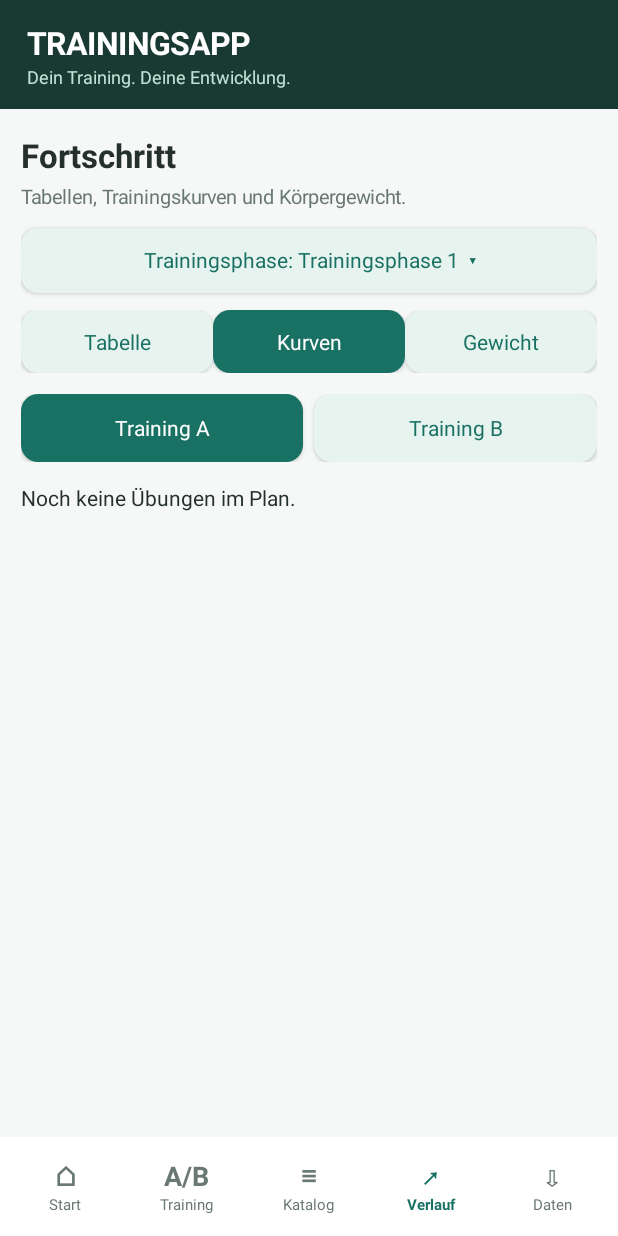
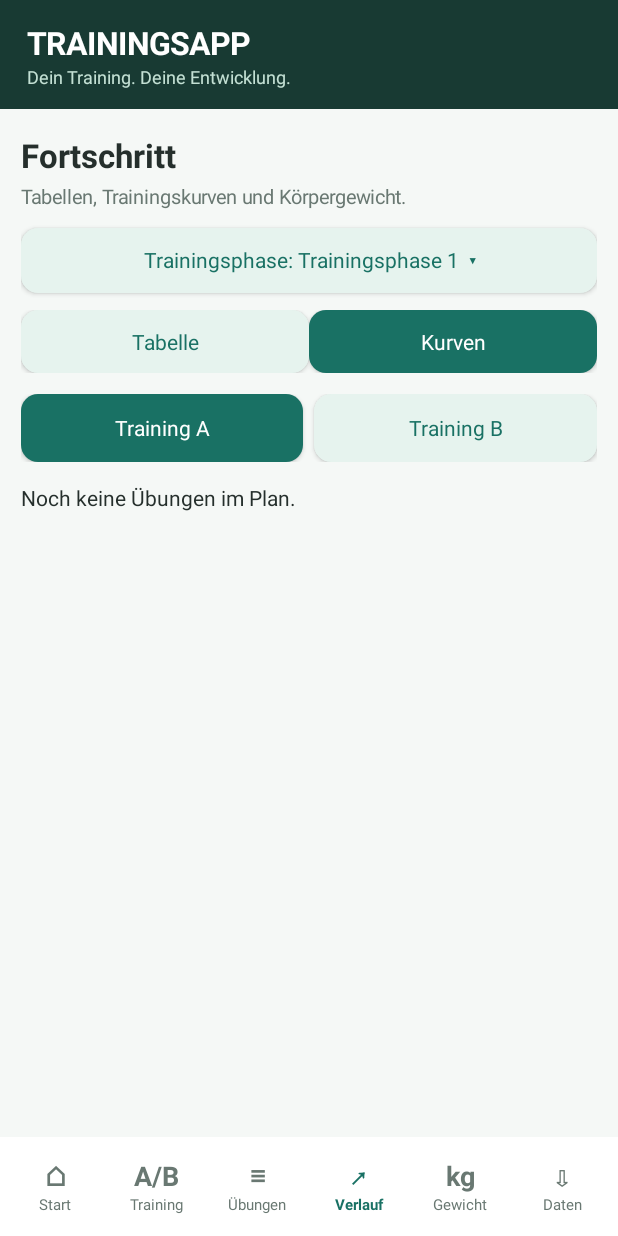
Before and after one commit to sschermer/Krafttraining, an Android app: the screen it shows after launch (MainActivity), after a tap on "Kurven", on a phone screen of 412 x 824 dp. Run offline under Robolectric (Android 15) with nearby library versions, the phone set to English and light mode, and no system bars; 1 statement that could not run was skipped; 3 other taps on this screen came first.

Commit message:
Expose dedicated bodyweight tab and eliminate unwanted Training erstellen button

```diff
--- a/app/src/main/java/de/trainingsapp/MainActivity.kt
+++ b/app/src/main/java/de/trainingsapp/MainActivity.kt
@@ -43,6 +43,8 @@ class MainActivity : Activity() {
     private var activePhaseId:Long=1L
     private var workoutTimestamp:Long=System.currentTimeMillis()
     private var expandedCategory:String?=null
+    private var catalogExpandedCategory:String?=null
+    private var weightRangeDays:Int=90
     private var activeScroll: ScrollView?=null
     private var renderedTab=""
 
@@ -207,15 +209,16 @@ class MainActivity : Activity() {
         when(tab) {
             "Start"->home()
             "Training"->if(draft==null)plans() else workout()
-            "Katalog"->catalog()
+            "Übungen"->catalog()
             "Verlauf"->results()
+            "Gewicht"->weightScreen()
             else->dataPage()
         }
         val nav=row().apply {
             setPadding(dp(3),dp(5),dp(3),dp(5));setBackgroundColor(Color.WHITE)
         }
-        val tabs=listOf("Start","Training","Katalog","Verlauf","Daten")
-        val icons=listOf("⌂","A/B","≡","↗","⇩")
+        val tabs=listOf("Start","Training","Übungen","Verlauf","Gewicht","Daten")
+        val icons=listOf("⌂","A/B","≡","↗","kg","⇩")
         tabs.forEachIndexed {i,name ->
             val b=column().apply {gravity=Gravity.CENTER}
             add(b,text(icons[i],18f,true,if(tab==name)accent else muted).apply{gravity=Gravity.CENTER})
@@ -249,10 +252,13 @@ class MainActivity : Activity() {
         if(active!=null) {
             add(c,text(active.name,16f,true));gap(c,3)
             add(c,text("Aktuelle Phase · seit "+date(active.startedAt),12f,false,muted));gap(c,10)
+            add(c,button("Neue Trainingsphase",false){createPhaseDialog()})
+            gap(c,7)
             add(c,button("Diese Trainingsphase abschließen",false){finishPhaseDialog(active)})
         } else {
             add(c,text("Derzeit keine aktive Trainingsphase.",14f));gap(c,5)
-            add(c,text("Erstelle eine neue Phase. Alte Pläne und Ergebnisse bleiben erhalten.",12f,false,muted))
+            add(c,text("Alte Pläne und Ergebnisse bleiben erhalten.",12f,false,muted));gap(c,9)
+            add(c,button("Neue Trainingsphase anlegen"){createPhaseDialog()})
         }
     }
 
@@ -303,7 +309,7 @@ class MainActivity : Activity() {
         if(current!=null) {
             add(box,text("Die aktuell laufende Phase wird beim Erstellen automatisch abgeschlossen. Ihre Ergebnisse bleiben unverändert erhalten.",12f,false,muted))
         }
-        val dialog=AlertDialog.Builder(this).setTitle("Training erstellen")
+        val dialog=AlertDialog.Builder(this).setTitle("Neue Trainingsphase")
             .setView(box).setNegativeButton("Abbrechen",null)
             .setPositiveButton("Erstellen",null).create()
         dialog.setOnShowListener {
@@ -351,14 +357,14 @@ class MainActivity : Activity() {
         add(w,text(weights.lastOrNull()?.let {formatNumber(it.kg)+" kg · "+date(it.timestamp)}
             ?: "Noch keine Messung",15f))
         gap(w,9)
-        add(w,button("+ Gewicht eintragen",false){weightDialog()})
+        add(w,button("Gewicht erfassen / Verlauf",false){tab="Gewicht";render()})
         if(draft!=null) {
             val running=card(page)
             add(running,text("Training $activePlan noch nicht abgeschlossen",15f,true))
             add(running,button("Weitertrainieren"){tab="Training";render()})
         }
         gap(page,9)
-        add(page,button("+ Training erstellen") {createPhaseDialog()})
+        add(page,button("Trainingsplan bearbeiten",false){tab="Training";render()})
         gap(page,6)
         add(page,button("Frühere Trainingsphasen ansehen",false) {
             tab="Verlauf";analysis="Tabelle";render()
@@ -556,7 +562,7 @@ class MainActivity : Activity() {
         if(phase==null) {
             add(page,text("Erstelle eine neue Trainingsphase, um Übungen für A und B festzulegen.",14f))
             gap(page,12)
-            add(page,button("+ Training erstellen"){createPhaseDialog()})
+            add(page,button("Neue Trainingsphase anlegen"){createPhaseDialog()})
             return
         }
         planSelector(page)
@@ -603,7 +609,7 @@ class MainActivity : Activity() {
         gap(stats,10)
         add(stats,button("Training $plan beginnen"){askCardio()})
         gap(page,7)
-        add(page,button("+ Training erstellen",false){createPhaseDialog()})
+        add(page,button("Zur Startseite",false){tab="Start";render()})
         gap(page,8)
         add(page,button("Trainingsphase abschließen",false){finishPhaseDialog(phase)})
     }
@@ -683,15 +689,14 @@ class MainActivity : Activity() {
         })
         gap(page,11)
         val buttons=row()
-        listOf("Tabelle","Kurven","Gewicht").forEach {name ->
+        listOf("Tabelle","Kurven").forEach {name ->
             buttons.addView(button(name,analysis==name){analysis=name;render()},
                 LinearLayout.LayoutParams(0,dp(42),1f))
         }
         add(page,buttons);gap(page,14)
         when(analysis) {
             "Tabelle"->progressTable()
-            "Kurven"->exerciseChart()
-            else->weightPage()
+            else->exerciseChart()
         }
     }
     private fun progressTable() {
```
